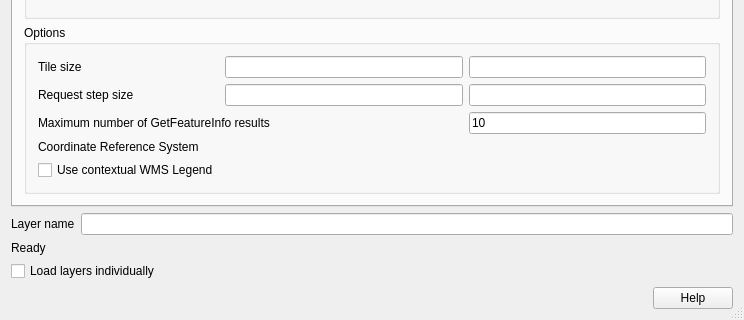
Qt form src/ui/qgswmssourceselectbase.ui (carsmie/QGIS) before a commit; both pictures show x 0 to 744 and y 272 to 592 of the 744 by 592 pixel window.
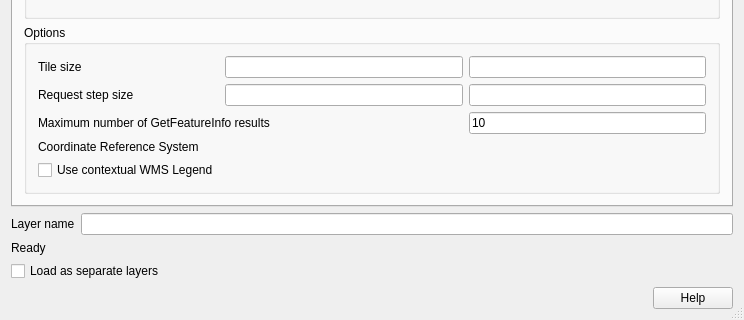
The same form after that commit. Icons and pictures are not drawn. Custom widgets are drawn as their Qt base class.

Patch:
```diff
--- a/src/ui/qgswmssourceselectbase.ui
+++ b/src/ui/qgswmssourceselectbase.ui
@@ -498,7 +498,7 @@
    <item row="3" column="0">
     <widget class="QCheckBox" name="mLoadLayersIndividuallyCheckBox">
      <property name="text">
-      <string>Load layers individually</string>
+      <string>Load as separate layers</string>
      </property>
     </widget>
    </item>
```
